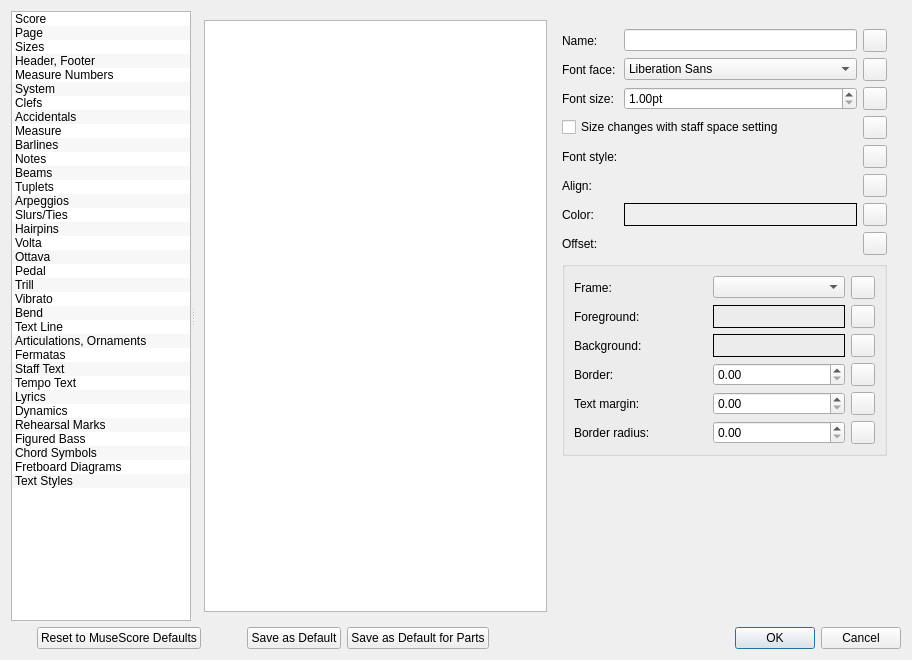
Old version of the form mscore/editstyle.ui in the repository sidewayss/MuseScore.
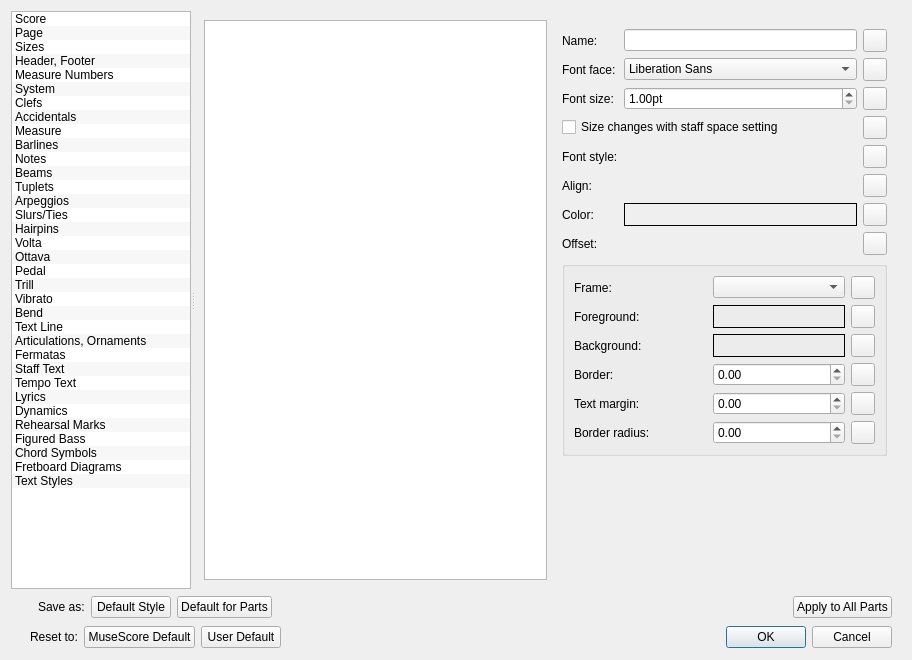
New version of the form. Icons and pictures are not drawn. Custom widgets are drawn as their Qt base class.

Commit message: reset to user default

```diff
--- a/mscore/editstyle.ui
+++ b/mscore/editstyle.ui
@@ -32,6 +32,55 @@
    <string>Style</string>
   </property>
   <layout class="QGridLayout" name="gridLayout_39">
+   <item row="2" column="0">
+    <widget class="QFrame" name="frame_2">
+     <property name="frameShape">
+      <enum>QFrame::NoFrame</enum>
+     </property>
+     <property name="frameShadow">
+      <enum>QFrame::Plain</enum>
+     </property>
+     <layout class="QHBoxLayout" name="horizontalLayout_9">
+      <property name="leftMargin">
+       <number>19</number>
+      </property>
+      <property name="topMargin">
+       <number>1</number>
+      </property>
+      <property name="bottomMargin">
+       <number>1</number>
+      </property>
+      <item>
+       <widget class="QLabel" name="resetLabel_2">
+        <property name="text">
+         <string>Reset to:</string>
+        </property>
+       </widget>
+      </item>
+      <item>
+       <widget class="QPushButton" name="resetToBase">
+        <property name="text">
+         <string>MuseScore Default</string>
+        </property>
+       </widget>
+      </item>
+      <item>
+       <widget class="QPushButton" name="resetToDefault">
+        <property name="text">
+         <string>User Default</string>
+        </property>
+       </widget>
+      </item>
+      <item>
+       <widget class="QDialogButtonBox" name="buttonBox">
+        <property name="standardButtons">
+         <set>QDialogButtonBox::Cancel|QDialogButtonBox::Ok</set>
+        </property>
+       </widget>
+      </item>
+     </layout>
+    </widget>
+   </item>
    <item row="0" column="0">
     <widget class="QSplitter" name="splitter">
      <property name="orientation">
@@ -11081,21 +11130,22 @@
     </widget>
    </item>
    <item row="1" column="0">
-    <layout class="QHBoxLayout">
+    <widget class="QFrame" name="saveAsFrame">
+     <layout class="QHBoxLayout" name="buttons">
      <property name="spacing">
       <number>6</number>
      </property>
      <property name="leftMargin">
-      <number>0</number>
+       <number>1</number>
      </property>
      <property name="topMargin">
-      <number>0</number>
+       <number>1</number>
      </property>
      <property name="rightMargin">
-      <number>0</number>
+       <number>9</number>
      </property>
      <property name="bottomMargin">
-      <number>0</number>
+       <number>1</number>
      </property>
      <item>
       <widget class="QPushButton" name="buttonTogglePagelist">
@@ -11114,50 +11164,48 @@
       </widget>
      </item>
      <item>
-      <widget class="QPushButton" name="resetToBase">
+       <widget class="QLabel" name="saveAsLabel">
        <property name="text">
-        <string>Reset to MuseScore Defaults</string>
+         <string>Save as:</string>
        </property>
       </widget>
      </item>
-     <item>
-      <spacer name="horizontalSpacer_18">
-       <property name="orientation">
-        <enum>Qt::Horizontal</enum>
-       </property>
-       <property name="sizeType">
-        <enum>QSizePolicy::Fixed</enum>
-       </property>
-       <property name="sizeHint" stdset="0">
-        <size>
-         <width>40</width>
-         <height>20</height>
-        </size>
-       </property>
-      </spacer>
-     </item>
      <item>
       <widget class="QPushButton" name="saveAsDefault">
        <property name="text">
-        <string>Save as Default</string>
+         <string>Default Style</string>
        </property>
       </widget>
      </item>
      <item>
       <widget class="QPushButton" name="saveAsDefParts">
        <property name="text">
-        <string>Save as Default for Parts</string>
+         <string>Default for Parts</string>
        </property>
       </widget>
      </item>
      <item>
-      <widget class="QDialogButtonBox" name="buttonBox">
-       <property name="standardButtons">
-        <set>QDialogButtonBox::Cancel|QDialogButtonBox::Ok</set>
+       <spacer name="horizontalSpacer_18">
+        <property name="orientation">
+         <enum>Qt::Horizontal</enum>
+        </property>
+        <property name="sizeHint" stdset="0">
+         <size>
+          <width>40</width>
+          <height>20</height>
+         </size>
+        </property>
+       </spacer>
+      </item>
+      <item>
+       <widget class="QPushButton" name="applyToParts">
+        <property name="text">
+         <string>Apply to All Parts</string>
        </property>
       </widget>
      </item>
     </layout>
+    </widget>
    </item>
   </layout>
  </widget>
```
Left out of the diff: 20 changed lines with no effect on the pictures. Lines whose indentation alone changed are shown as unchanged. The commit also changes 8 other files.
